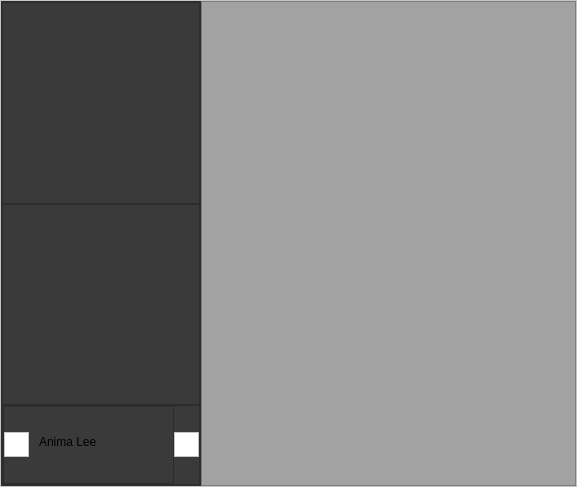
First picture: the form in home_page.ui, repository Nailliw/creative_drive, before the edit.
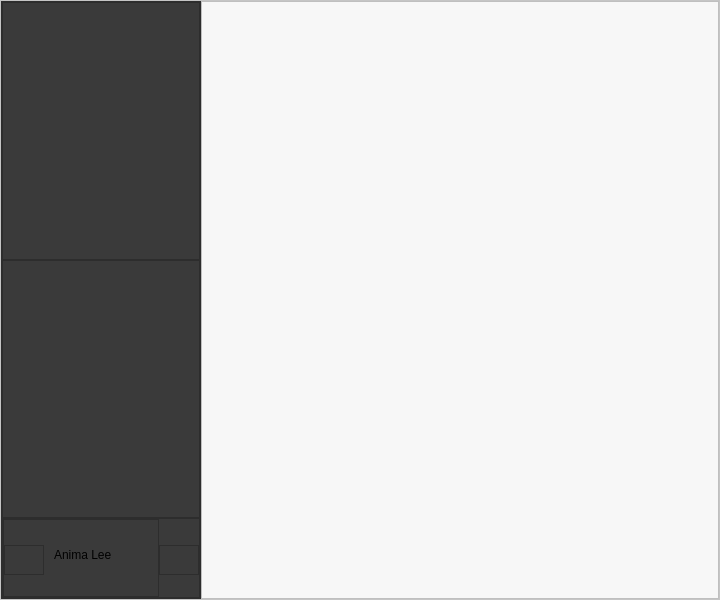
Second picture: the form after the edit. Icons and pictures are not drawn.

```diff
--- a/home_page.ui
+++ b/home_page.ui
@@ -6,10 +6,22 @@
    <rect>
     <x>0</x>
     <y>0</y>
-    <width>577</width>
-    <height>487</height>
+    <width>720</width>
+    <height>600</height>
    </rect>
   </property>
+  <property name="minimumSize">
+   <size>
+    <width>720</width>
+    <height>600</height>
+   </size>
+  </property>
+  <property name="maximumSize">
+   <size>
+    <width>600</width>
+    <height>720</height>
+   </size>
+  </property>
   <property name="windowTitle">
    <string>MainWindow</string>
   </property>
@@ -166,6 +178,12 @@
                 </property>
                 <item>
                  <widget class="QFrame" name="frame_9">
+                  <property name="minimumSize">
+                   <size>
+                    <width>40</width>
+                    <height>30</height>
+                   </size>
+                  </property>
                   <property name="maximumSize">
                    <size>
                     <width>25</width>
@@ -173,7 +191,11 @@
                    </size>
                   </property>
                   <property name="styleSheet">
-                   <string notr="true">background-color: rgb(255, 255, 255);</string>
+                   <string notr="true">background-image: url(:/icons/Images/account_avatar_man_profile_user_icon.svg) 100%;
+background-repeat:no-repeat;
+background-size:contain;
+background-position:center;
+</string>
                   </property>
                   <property name="frameShape">
                    <enum>QFrame::StyledPanel</enum>
@@ -185,6 +207,9 @@
                 </item>
                 <item>
                  <widget class="QFrame" name="frame_8">
+                  <property name="styleSheet">
+                   <string notr="true">background: transparent;</string>
+                  </property>
                   <property name="frameShape">
                    <enum>QFrame::NoFrame</enum>
                   </property>
@@ -214,6 +239,12 @@
              </item>
              <item>
               <widget class="QFrame" name="logout_icon">
+               <property name="minimumSize">
+                <size>
+                 <width>40</width>
+                 <height>30</height>
+                </size>
+               </property>
                <property name="maximumSize">
                 <size>
                  <width>25</width>
@@ -221,7 +252,11 @@
                 </size>
                </property>
                <property name="styleSheet">
-                <string notr="true">background-color: rgb(255, 255, 255);</string>
+                <string notr="true">background-image: url(:/icons/Images/arrow_left_logout_ui_logout icon_icon.svg);
+background-repeat:no-repeat;
+background-size:contain;
+background-position:center;
+</string>
                </property>
                <property name="frameShape">
                 <enum>QFrame::StyledPanel</enum>
@@ -240,7 +275,7 @@
        <item>
         <widget class="QFrame" name="frame_2">
          <property name="styleSheet">
-          <string notr="true">background-color: rgb(162, 162, 162);</string>
+          <string notr="true">background-color: rgb(247, 247, 247);</string>
          </property>
          <property name="frameShape">
           <enum>QFrame::StyledPanel</enum>
```
Left out of the diff: 8 changed lines with no effect on the pictures.
